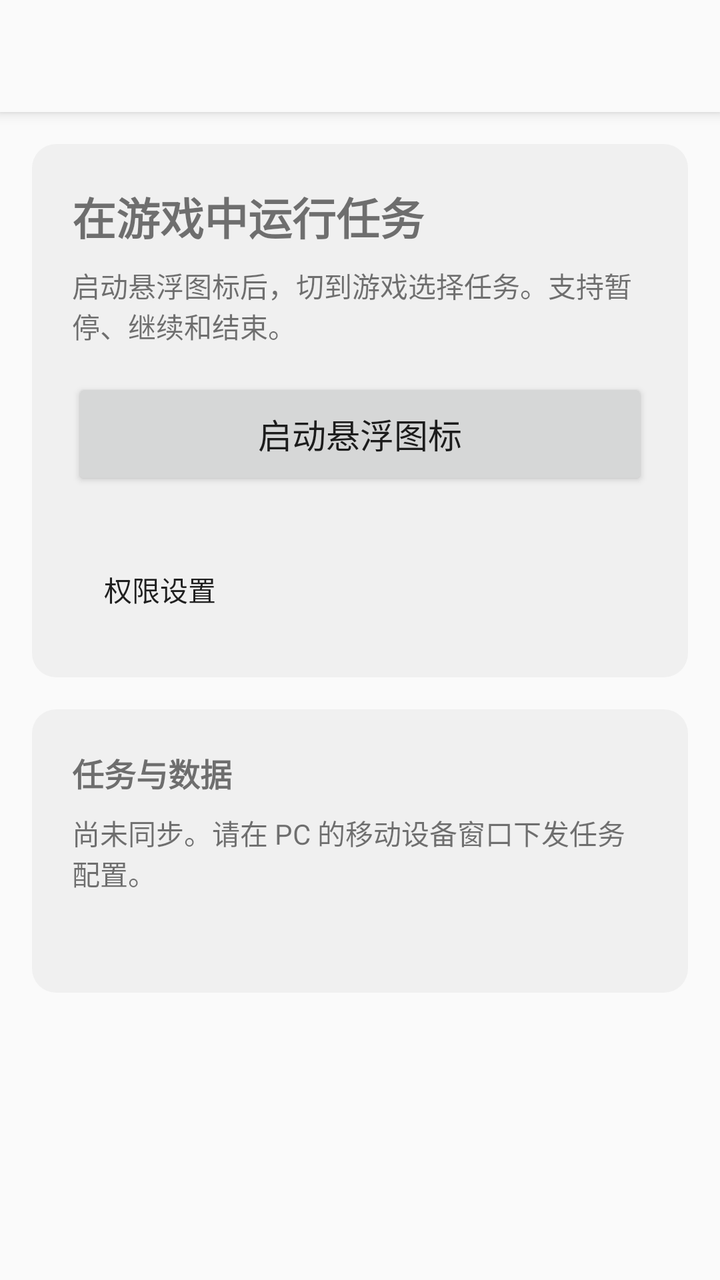
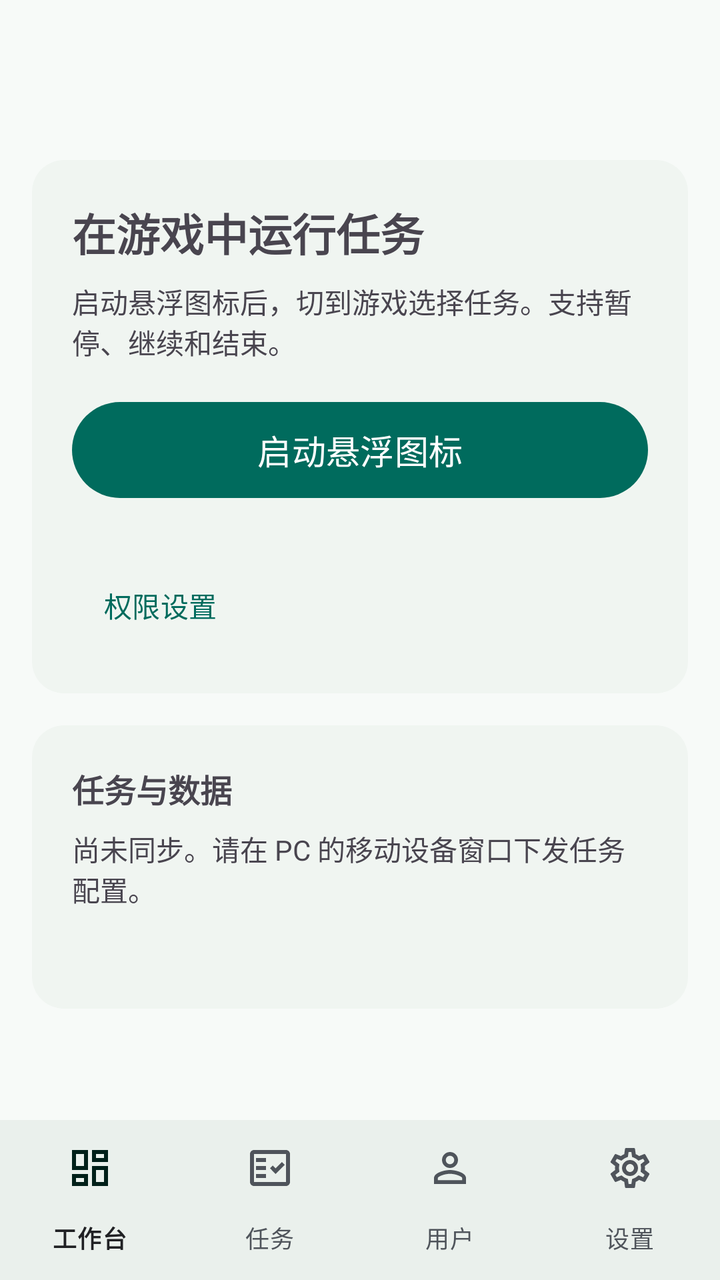

Two renders of the same Android screen: before a commit and after it. Below are the layout's source before the change and the commit's diff.
<!-- AndroidManifest.xml: application theme Theme.Lvjiang -->
<!-- res/layout/activity_main.xml -->
<?xml version="1.0" encoding="utf-8"?>
<LinearLayout xmlns:android="http://schemas.android.com/apk/res/android"
    android:layout_width="match_parent" android:layout_height="match_parent"
    android:orientation="vertical" android:fitsSystemWindows="true">
    <androidx.appcompat.widget.Toolbar
        android:id="@+id/main_toolbar"
        android:layout_width="match_parent" android:layout_height="?attr/actionBarSize"
        android:background="?android:attr/colorBackground"
        android:elevation="4dp" />
    <ScrollView android:id="@+id/main_scroll"
        android:layout_width="match_parent" android:layout_height="0dp"
        android:layout_weight="1" android:fillViewport="true">
        <LinearLayout android:layout_width="match_parent" android:layout_height="wrap_content"
            android:orientation="vertical" android:padding="16dp">
            <LinearLayout android:id="@+id/features_section"
                android:layout_width="match_parent" android:layout_height="wrap_content"
                android:orientation="vertical">
                <LinearLayout android:layout_width="match_parent" android:layout_height="wrap_content"
                    android:orientation="vertical" android:background="@drawable/bg_card" android:padding="20dp">
                    <TextView android:layout_width="match_parent" android:layout_height="wrap_content"
                        android:text="@string/home_control_title" android:textSize="22sp" android:textStyle="bold" />
                    <TextView android:layout_width="match_parent" android:layout_height="wrap_content"
                        android:layout_marginTop="8dp" android:text="@string/home_control_hint" android:textSize="14sp" />
                    <Button android:id="@+id/btn_float_toggle"
                        android:layout_width="match_parent" android:layout_height="wrap_content"
                        android:minHeight="56dp" android:layout_marginTop="16dp"
                        android:text="@string/btn_start_float" android:textSize="17sp" />
                    <TextView android:id="@+id/home_permission_hint"
                        android:layout_width="match_parent" android:layout_height="wrap_content"
                        android:layout_marginTop="8dp" android:textSize="13sp" />
                    <Button android:id="@+id/btn_home_permissions" style="?attr/borderlessButtonStyle"
                        android:layout_width="wrap_content" android:layout_height="wrap_content"
                        android:text="@string/menu_permissions" />
                </LinearLayout>
                <LinearLayout android:layout_width="match_parent" android:layout_height="wrap_content"
                    android:layout_marginTop="16dp" android:orientation="vertical"
                    android:background="@drawable/bg_card" android:padding="20dp">
                    <TextView android:layout_width="match_parent" android:layout_height="wrap_content"
                        android:text="@string/home_sync_title" android:textSize="16sp" android:textStyle="bold" />
                    <TextView android:id="@+id/offline_status"
                        android:layout_width="match_parent" android:layout_height="wrap_content"
                        android:layout_marginTop="8dp" android:text="@string/home_sync_empty" android:textSize="14sp" />
                    <TextView android:id="@+id/check_pc_connection"
                        android:layout_width="match_parent" android:layout_height="wrap_content"
                        android:layout_marginTop="12dp" android:textSize="13sp" />
                </LinearLayout>
            </LinearLayout>
            <LinearLayout android:id="@+id/guide_card"
                android:layout_width="match_parent" android:layout_height="wrap_content"
                android:orientation="vertical" android:visibility="gone"
                android:background="@drawable/bg_card" android:padding="20dp">
                <TextView android:layout_width="match_parent" android:layout_height="wrap_content"
                    android:text="@string/permissions_hint" android:textSize="14sp" android:layout_marginBottom="16dp" />
                <TextView android:id="@+id/check_a11y"
                    android:layout_width="match_parent" android:layout_height="wrap_content" android:textSize="15sp" />
                <Button android:id="@+id/btn_a11y"
                    android:layout_width="match_parent" android:layout_height="wrap_content" android:text="@string/btn_a11y" />
                <TextView android:id="@+id/check_overlay"
                    android:layout_width="match_parent" android:layout_height="wrap_content"
                    android:layout_marginTop="12dp" android:textSize="15sp" />
                <Button android:id="@+id/btn_overlay"
                    android:layout_width="match_parent" android:layout_height="wrap_content" android:text="@string/btn_overlay" />
                <TextView android:id="@+id/check_notification"
                    android:layout_width="match_parent" android:layout_height="wrap_content"
                    android:layout_marginTop="12dp" android:textSize="15sp" />
                <Button android:id="@+id/btn_notification"
                    android:layout_width="match_parent" android:layout_height="wrap_content" android:text="@string/btn_notification" />
            </LinearLayout>
            <LinearLayout android:id="@+id/advanced_panel"
                android:layout_width="match_parent" android:layout_height="wrap_content"
                android:orientation="vertical" android:visibility="gone">
                <LinearLayout android:id="@+id/advanced_tools"
                    android:layout_width="match_parent" android:layout_height="wrap_content"
                    android:orientation="vertical" android:background="@drawable/bg_card" android:padding="20dp">
                    <TextView android:layout_width="match_parent" android:layout_height="wrap_content"
                        android:text="@string/advanced_hint" android:textSize="14sp" />
                    <Button android:id="@+id/btn_calib"
                        android:layout_width="match_parent" android:layout_height="wrap_content" android:text="@string/btn_calib" />
                    <Button android:id="@+id/btn_shizuku"
                        android:layout_width="match_parent" android:layout_height="wrap_content" android:text="@string/btn_shizuku" />
                </LinearLayout>
                <LinearLayout android:id="@+id/diagnostics_panel"
                    android:layout_width="match_parent" android:layout_height="wrap_content"
                    android:orientation="vertical" android:background="@drawable/bg_card" android:padding="20dp">
                    <TextView android:layout_width="match_parent" android:layout_height="wrap_content"
                        android:text="@string/diagnostics_hint" android:textSize="14sp" />
                    <Button android:id="@+id/btn_runtime_check"
                        android:layout_width="match_parent" android:layout_height="wrap_content" android:text="@string/btn_runtime_check" />
                    <TextView android:id="@+id/runtime_status"
                        android:layout_width="match_parent" android:layout_height="wrap_content" android:text="@string/runtime_unchecked" android:textSize="14sp" />
                    <Button android:id="@+id/btn_copy_report"
                        android:layout_width="match_parent" android:layout_height="wrap_content" android:text="@string/btn_copy_report" />
                    <Button android:id="@+id/btn_test_shell"
                        android:layout_width="match_parent" android:layout_height="wrap_content" android:text="@string/btn_test_shell" />
                    <Button android:id="@+id/btn_test_click"
                        android:layout_width="match_parent" android:layout_height="wrap_content" android:text="@string/btn_test_click" />
                </LinearLayout>
                <TextView android:id="@+id/status_text"
                    android:layout_width="match_parent" android:layout_height="wrap_content"
                    android:layout_marginTop="16dp" android:text="@string/status_placeholder" android:textSize="14sp" />
            </LinearLayout>
        </LinearLayout>
    </ScrollView>
</LinearLayout>
<!-- resources referenced by this layout -->
<resources>
  <!-- drawable bg_card (drawable) -->
  <?xml version="1.0" encoding="utf-8"?>
  <shape xmlns:android="http://schemas.android.com/apk/res/android"
      android:shape="rectangle">
      <corners android:radius="12dp" />
      <solid android:color="#14808080" />
  </shape>
  <string name="btn_a11y">开启无障碍服务</string>
  <string name="btn_calib">屏幕标定（换机后对齐布局）</string>
  <string name="btn_copy_report">复制诊断报告</string>
  <string name="btn_notification">授予通知权限</string>
  <string name="btn_overlay">授予悬浮窗权限</string>
  <string name="btn_runtime_check">检查离线执行环境</string>
  <string name="btn_start_float">启动悬浮图标</string>
  <string name="btn_test_click">自检：点击回显</string>
  <string name="home_sync_title">任务与数据</string>
  <string name="menu_permissions">权限设置</string>
  <string name="runtime_unchecked">运行环境尚未检查</string>
  <string name="status_placeholder">权限状态检测中…</string>
  <style name="Theme.Lvjiang" parent="Theme.AppCompat.DayNight.NoActionBar" />
  <!-- unchanged entries left out for length: 8 -->
</resources>

<!-- the commit's change to res/layout/activity_main.xml (unified diff, before → after) -->
@@ -1,17 +1,21 @@
 <?xml version="1.0" encoding="utf-8"?>
-<LinearLayout xmlns:android="http://schemas.android.com/apk/res/android"
+<LinearLayout android:id="@+id/main_root" xmlns:android="http://schemas.android.com/apk/res/android"
+    xmlns:app="http://schemas.android.com/apk/res-auto"
     android:layout_width="match_parent" android:layout_height="match_parent"
-    android:orientation="vertical" android:fitsSystemWindows="true">
-    <androidx.appcompat.widget.Toolbar
+    android:orientation="vertical" android:background="?attr/colorSurface" android:fitsSystemWindows="true">
+    <com.google.android.material.appbar.MaterialToolbar
         android:id="@+id/main_toolbar"
         android:layout_width="match_parent" android:layout_height="?attr/actionBarSize"
-        android:background="?android:attr/colorBackground"
-        android:elevation="4dp" />
+        android:background="?attr/colorSurface"
+        android:elevation="0dp" />
     <ScrollView android:id="@+id/main_scroll"
         android:layout_width="match_parent" android:layout_height="0dp"
         android:layout_weight="1" android:fillViewport="true">
         <LinearLayout android:layout_width="match_parent" android:layout_height="wrap_content"
             android:orientation="vertical" android:padding="16dp">
+            <LinearLayout android:id="@+id/workbench_host"
+                android:layout_width="match_parent" android:layout_height="wrap_content"
+                android:orientation="vertical" />
             <LinearLayout android:id="@+id/features_section"
                 android:layout_width="match_parent" android:layout_height="wrap_content"
                 android:orientation="vertical">
@@ -88,11 +92,11 @@
                         android:layout_width="match_parent" android:layout_height="wrap_content" android:text="@string/btn_runtime_check" />
                     <TextView android:id="@+id/runtime_status"
                         android:layout_width="match_parent" android:layout_height="wrap_content" android:text="@string/runtime_unchecked" android:textSize="14sp" />
-                    <Button android:id="@+id/btn_copy_report"
+                    <Button android:id="@+id/btn_copy_report" style="@style/Widget.Material3.Button.TextButton"
                         android:layout_width="match_parent" android:layout_height="wrap_content" android:text="@string/btn_copy_report" />
-                    <Button android:id="@+id/btn_test_shell"
+                    <Button android:id="@+id/btn_test_shell" style="@style/Widget.Material3.Button.TextButton"
                         android:layout_width="match_parent" android:layout_height="wrap_content" android:text="@string/btn_test_shell" />
-                    <Button android:id="@+id/btn_test_click"
+                    <Button android:id="@+id/btn_test_click" style="@style/Widget.Material3.Button.TextButton"
                         android:layout_width="match_parent" android:layout_height="wrap_content" android:text="@string/btn_test_click" />
                 </LinearLayout>
                 <TextView android:id="@+id/status_text"
@@ -101,4 +105,9 @@
             </LinearLayout>
         </LinearLayout>
     </ScrollView>
+    <com.google.android.material.bottomnavigation.BottomNavigationView android:id="@+id/main_navigation"
+        android:layout_width="match_parent" android:layout_height="wrap_content"
+        app:menu="@menu/main_navigation"
+        app:labelVisibilityMode="labeled"
+        app:itemHorizontalTranslationEnabled="false" />
 </LinearLayout>
<!-- resource entries referenced after the edit -->
@@ -4,8 +4,8 @@
   <?xml version="1.0" encoding="utf-8"?>
   <shape xmlns:android="http://schemas.android.com/apk/res/android"
       android:shape="rectangle">
-      <corners android:radius="12dp" />
-      <solid android:color="#14808080" />
+      <corners android:radius="16dp" />
+      <solid android:color="?attr/colorSurfaceContainerLow" />
   </shape>
   <string name="btn_a11y">开启无障碍服务</string>
   <string name="btn_calib">屏幕标定（换机后对齐布局）</string>
@@ -19,7 +19,53 @@
   <string name="menu_permissions">权限设置</string>
   <string name="runtime_unchecked">运行环境尚未检查</string>
   <string name="status_placeholder">权限状态检测中…</string>
-  <style name="Theme.Lvjiang" parent="Theme.AppCompat.DayNight.NoActionBar" />
+  <style name="Theme.Lvjiang" parent="Theme.Material3.DayNight.NoActionBar">
+          <item name="colorPrimary">@color/app_primary</item>
+          <item name="colorOnPrimary">@color/app_on_primary</item>
+          <item name="colorPrimaryContainer">@color/app_secondary_container</item>
+          <item name="colorOnPrimaryContainer">@color/app_on_secondary_container</item>
+          <item name="colorSecondary">@color/app_primary</item>
+          <item name="colorOnSecondary">@color/app_on_primary</item>
+          <item name="colorSecondaryContainer">@color/app_secondary_container</item>
+          <item name="colorOnSecondaryContainer">@color/app_on_secondary_container</item>
+          <item name="colorSurface">@color/app_surface</item>
+          <item name="colorSurfaceContainer">@color/app_surface_container</item>
+          <item name="colorSurfaceContainerLow">@color/app_surface_container_low</item>
+          <item name="colorSurfaceContainerHigh">@color/app_surface_container_high</item>
+          <item name="colorSurfaceContainerHighest">@color/app_surface_container_highest</item>
+          <item name="colorSurfaceVariant">@color/app_surface_variant</item>
+          <item name="colorOnSurface">@color/settings_foreground</item>
+          <item name="colorOnSurfaceVariant">@color/settings_secondary_foreground</item>
+          <item name="colorOutline">@color/app_outline</item>
+          <item name="android:colorBackground">@color/app_surface</item>
+          <item name="colorOnBackground">@color/settings_foreground</item>
+          <item name="android:statusBarColor">@android:color/transparent</item>
+          <item name="android:navigationBarColor">@color/app_surface_container</item>
+          <item name="bottomNavigationStyle">@style/Widget.Lvjiang.NavigationBar</item>
+      </style>
+  <color name="app_primary">#006B5D</color>
+  <color name="app_on_primary">#FFFFFF</color>
+  <color name="app_secondary_container">#C1EDE1</color>
+  <color name="app_on_secondary_container">#002019</color>
+  <color name="app_surface">#F7FAF8</color>
+  <color name="app_surface_container">#EAF0EC</color>
+  <color name="app_surface_container_low">#F0F5F1</color>
+  <color name="app_surface_container_high">#E4ECE7</color>
+  <color name="app_surface_container_highest">#DEE5E0</color>
+  <color name="app_surface_variant">#DCE5DE</color>
+  <color name="settings_foreground">#202124</color>
+  <color name="settings_secondary_foreground">#4F545B</color>
+  <color name="app_outline">#707973</color>
+  <style name="Widget.Lvjiang.NavigationBar" parent="Widget.Material3.BottomNavigationView">
+          <item name="backgroundTint">@color/app_surface_container</item>
+          <item name="elevation">0dp</item>
+          <item name="itemIconSize">24dp</item>
+          <item name="itemTextAppearanceActive">@style/TextAppearance.Lvjiang.NavigationLabel</item>
+          <item name="itemTextAppearanceInactive">@style/TextAppearance.Lvjiang.NavigationLabel</item>
+      </style>
+  <style name="TextAppearance.Lvjiang.NavigationLabel" parent="TextAppearance.Material3.LabelMedium">
+          <item name="android:textSize">12sp</item>
+      </style>
   <!-- unchanged entries left out for length: 8 -->
 </resources>
 
